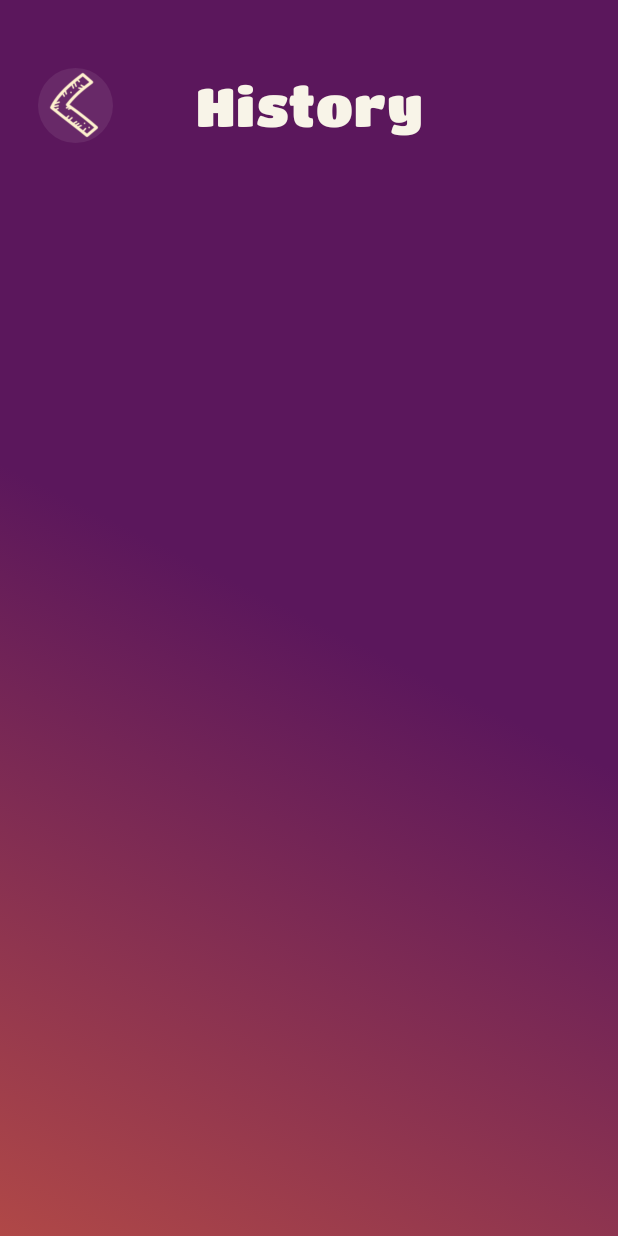
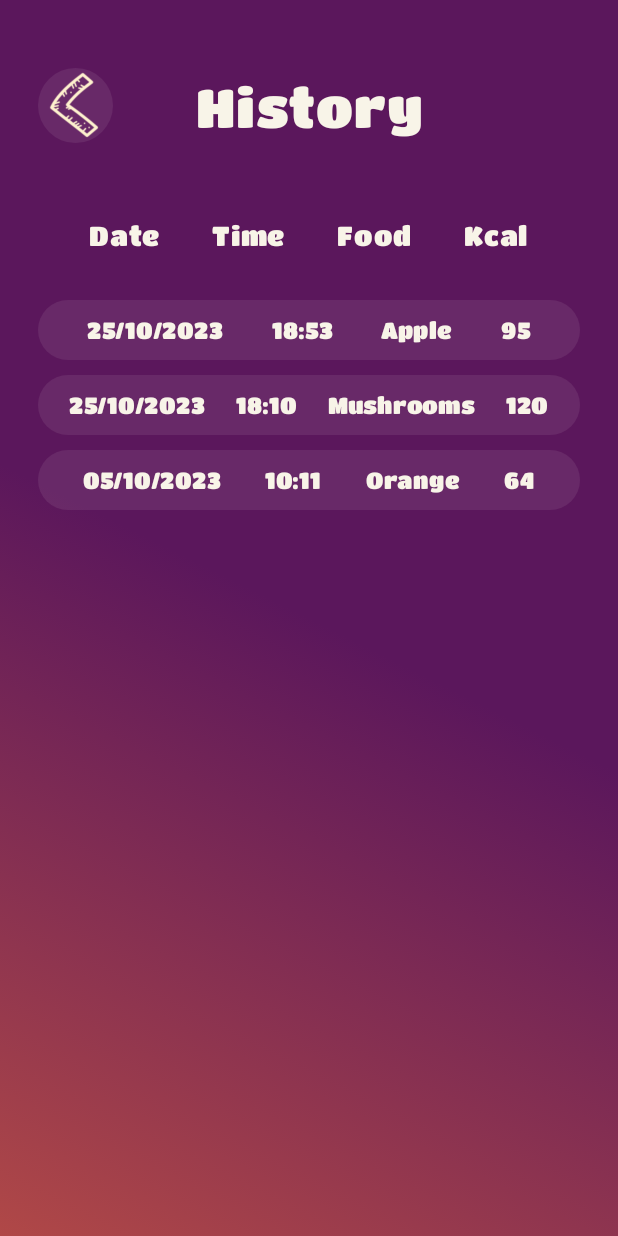
Before and after one commit to Walkername/FoodShot, an Android app built with Jetpack Compose: the HistoryScreen screen opened through its navigation route, on a phone screen of 412 x 824 dp. Run offline under Robolectric (Android 15) with nearby library versions, the phone set to English and light mode, and no system bars; libraries missing offline, so code that uses them is left out: androidx.camera.core, androidx.camera.view.

Commit message:
feat(hist): previous actions box

```diff
--- a/app/src/main/java/com/example/foodshot/HistoryScreen.kt
+++ b/app/src/main/java/com/example/foodshot/HistoryScreen.kt
@@ -1,37 +1,33 @@
 package com.example.foodshot
 
-import android.os.Bundle
-import androidx.activity.ComponentActivity
-import androidx.activity.compose.setContent
-import androidx.compose.foundation.Image
 import androidx.compose.foundation.background
+import androidx.compose.foundation.layout.Arrangement
 import androidx.compose.foundation.layout.Box
+import androidx.compose.foundation.layout.Column
+import androidx.compose.foundation.layout.Row
+import androidx.compose.foundation.layout.fillMaxHeight
 import androidx.compose.foundation.layout.fillMaxSize
 import androidx.compose.foundation.layout.fillMaxWidth
+import androidx.compose.foundation.layout.height
 import androidx.compose.foundation.layout.padding
 import androidx.compose.foundation.layout.size
 import androidx.compose.foundation.shape.CircleShape
 import androidx.compose.material3.Icon
 import androidx.compose.material3.IconButton
 import androidx.compose.material3.IconButtonDefaults
-import androidx.compose.material3.MaterialTheme
-import androidx.compose.material3.Surface
 import androidx.compose.material3.Text
 import androidx.compose.runtime.Composable
+import androidx.compose.ui.Alignment
 import androidx.compose.ui.Modifier
 import androidx.compose.ui.draw.clip
 import androidx.compose.ui.geometry.Offset
 import androidx.compose.ui.graphics.Brush
 import androidx.compose.ui.graphics.Color
-import androidx.compose.ui.graphics.ImageBitmap
-import androidx.compose.ui.layout.ContentScale
-import androidx.compose.ui.res.imageResource
 import androidx.compose.ui.res.painterResource
 import androidx.compose.ui.text.style.TextAlign
 import androidx.compose.ui.tooling.preview.Preview
 import androidx.compose.ui.unit.dp
 import androidx.compose.ui.unit.sp
-import com.example.foodshot.ui.theme.FoodShotTheme
 import com.example.foodshot.ui.theme.Titan
 
 @Composable
@@ -51,9 +47,18 @@ fun HistoryScreen() {
                 )
             )
     ) {
+        Column(
+            modifier = Modifier
+                .padding(
+                    start = 25.dp,
+                    end = 25.dp,
+                    top = 45.dp,
+                    bottom = 45.dp
+                )
+        ) {
+            Box {
                 Box(
                     modifier = Modifier
-                .padding(start = 25.dp, top = 45.dp)
                         .size(50.dp)
                         .clip(CircleShape)
                         .background(Color(CIRCLE_BUTTON_COLOR))
@@ -61,6 +66,7 @@ fun HistoryScreen() {
                 ) {
                     IconButton(
                         onClick = {
+                            /* TODO: pass function for back to main screen */
                         },
                         colors = IconButtonDefaults.iconButtonColors(contentColor = Color(ICON_COLOR)),
                         modifier = Modifier
@@ -80,10 +86,135 @@ fun HistoryScreen() {
                     textAlign = TextAlign.Center,
                     modifier = Modifier
                         .fillMaxWidth()
+                        .padding(top = 5.dp)
+                )
+            }
+
+            HistoryBox()
+        }
+    }
+}
+
+@Composable
+fun HistoryBox() {
+    Column(
+        modifier = Modifier
             .padding(top = 50.dp)
+            .fillMaxSize(),
+        horizontalAlignment = Alignment.CenterHorizontally,
+        verticalArrangement = Arrangement.Top
+    ) {
+        Row(
+            modifier = Modifier
+                .fillMaxWidth(),
+            horizontalArrangement = Arrangement.SpaceEvenly
+        ) {
+            Text(
+                text = "Date",
+                color = Color(APP_NAME_COLOR),
+                fontSize = 18.sp,
+                fontFamily = Titan
             )
+            Text(
+                text = "Time",
+                color = Color(APP_NAME_COLOR),
+                fontSize = 18.sp,
+                fontFamily = Titan
+            )
+            Text(
+                text = "Food",
+                color = Color(APP_NAME_COLOR),
+                fontSize = 18.sp,
+                fontFamily = Titan
+            )
+            Text(
+                text = "Kcal",
+                color = Color(APP_NAME_COLOR),
+                fontSize = 18.sp,
+                fontFamily = Titan
+            )
+        }
+        Column(
+            modifier = Modifier
+                .padding(top = 25.dp)
+                .fillMaxSize(),
+            verticalArrangement = Arrangement.Top
+        ) {
+            HistoryCell(
+                date = "25/10/2023",
+                time = "18:53",
+                foodName = "Apple",
+                kcal = "95"
+            )
+            HistoryCell(
+                date = "25/10/2023",
+                time = "18:10",
+                foodName = "Mushrooms",
+                kcal = "120"
+            )
+            HistoryCell(
+                date = "05/10/2023",
+                time = "10:11",
+                foodName = "Orange",
+                kcal = "64"
+            )
+        }
+    }
+}
 
-
+@Composable
+fun HistoryCell(
+    date: String,
+    time: String,
+    foodName: String,
+    kcal: String
+    /* TODO: Need to know format of data */
+) {
+    Box(
+        modifier = Modifier
+            .height(50.dp)
+            .fillMaxWidth()
+    ) {
+        Box(
+            modifier = Modifier
+                .padding(top = 5.dp)
+                .height(40.dp)
+                .fillMaxWidth()
+                .clip(CircleShape)
+                .background(Color(CIRCLE_BUTTON_COLOR))
+        ) {
+            Row (
+                modifier = Modifier
+                    .fillMaxSize(),
+                horizontalArrangement = Arrangement.SpaceEvenly,
+                verticalAlignment = Alignment.CenterVertically
+            ) {
+                Text(
+                    text = date,
+                    color = Color(APP_NAME_COLOR),
+                    fontSize = 15.sp,
+                    fontFamily = Titan
+                )
+                Text(
+                    text = time,
+                    color = Color(APP_NAME_COLOR),
+                    fontSize = 15.sp,
+                    fontFamily = Titan
+                )
+                Text(
+                    text = foodName,
+                    color = Color(APP_NAME_COLOR),
+                    fontSize = 15.sp,
+                    fontFamily = Titan
+                )
+                Text(
+                    text = kcal,
+                    color = Color(APP_NAME_COLOR),
+                    fontSize = 15.sp,
+                    fontFamily = Titan
+                )
+            }
+        }
     }
 }
 
```
Lines whose indentation alone changed are shown as unchanged.
